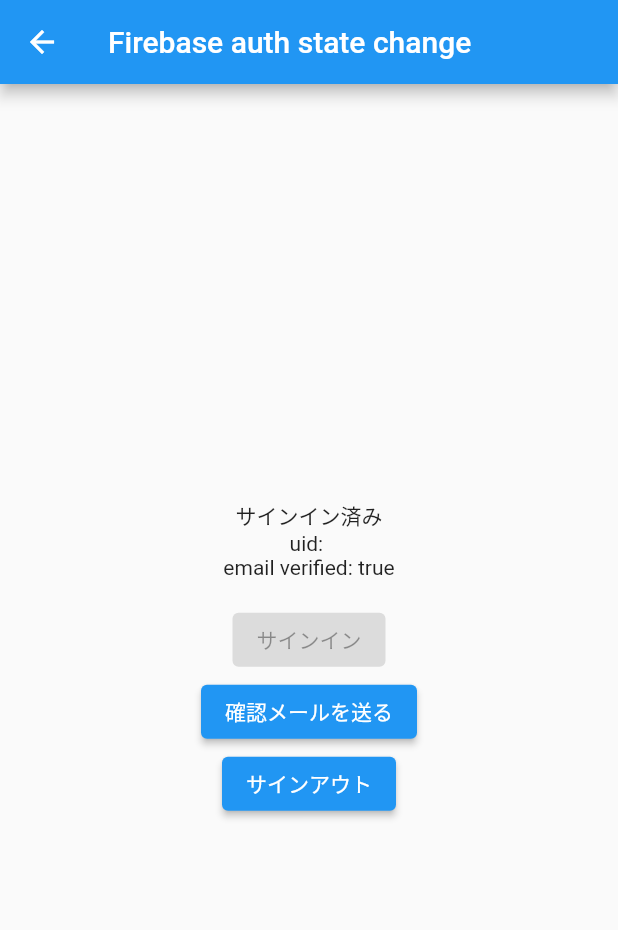
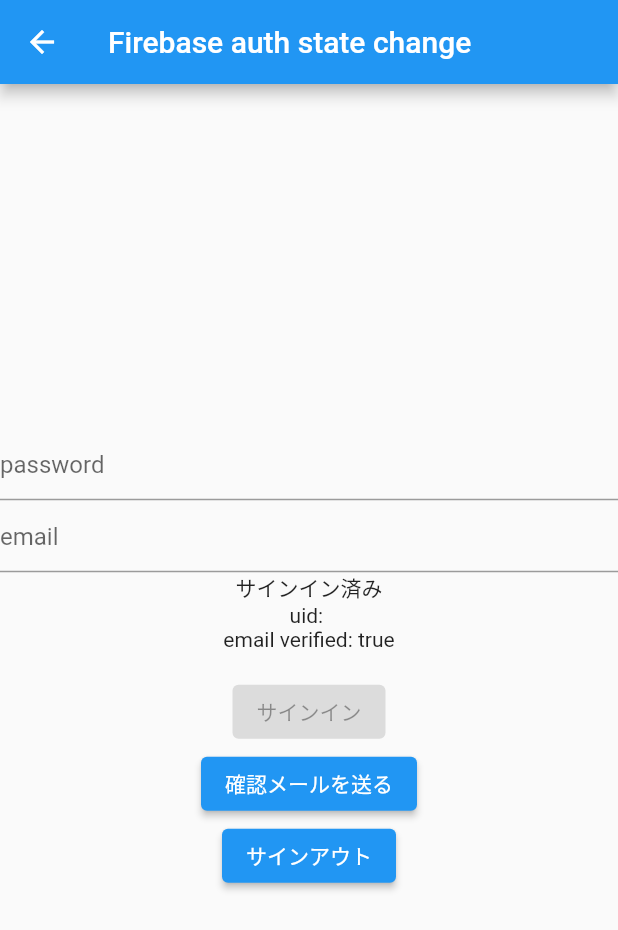
Before and after one commit to Zudah228/flutter_workspace, a Flutter app: the CheckEmailVerificationPage screen opened directly, on a phone screen of 412 x 824 dp. Shown: the top 930 px of the screen. Run offline on Flutter 3.47's test engine with Material 2 defaults, Android fonts, the phone set to English and light mode, and no system bars; our stand-ins replace cloud_firestore, firebase_auth, firebase_core, flutter_hooks, fluttertoast, freezed_annotation and 4 more; accounts and stored records are empty.

Commit message:
email check validation の値を、環境変数から入力に変更

```diff
--- a/lib/common/repositories/firebase_auth/firebase_auth.dart
+++ b/lib/common/repositories/firebase_auth/firebase_auth.dart
@@ -1,7 +1,5 @@
 import 'dart:async';
 
-// ignore: depend_on_referenced_packages
-import 'package:collection/collection.dart';
 import 'package:firebase_auth/firebase_auth.dart';
 import 'package:hooks_riverpod/hooks_riverpod.dart';
 
--- a/lib/pages/check_email_verification/auth_state_change.dart
+++ b/lib/pages/check_email_verification/auth_state_change.dart
@@ -1,7 +1,6 @@
 import 'dart:async';
 
 import 'package:firebase_auth/firebase_auth.dart';
-import 'package:flutter/scheduler.dart';
 import 'package:flutter_workspace/common/repositories/firebase_auth/firebase_auth.dart';
 import 'package:hooks_riverpod/hooks_riverpod.dart';
 
--- a/lib/pages/check_email_verification/check_email_verification_page.dart
+++ b/lib/pages/check_email_verification/check_email_verification_page.dart
@@ -7,9 +7,6 @@
 
 import 'auth_state_change.dart';
 
-const _email = String.fromEnvironment('EMAIL');
-const _password = String.fromEnvironment('PASSWORD');
-
 class CheckEmailVerificationPage extends HookConsumerWidget {
   const CheckEmailVerificationPage({Key? key}) : super(key: key);
   @override
@@ -17,6 +14,9 @@
     final auth = ref.read(firebaseAuthRepositoryProvider);
     final userNotifier = ref.watch(authStateChange.notifier);
     final user = ref.watch(authStateChange);
+
+    final email = useTextEditingController();
+    final password = useTextEditingController();
 
     useEffect(() {
       userNotifier();
@@ -30,6 +30,14 @@
           mainAxisAlignment: MainAxisAlignment.center,
           crossAxisAlignment: CrossAxisAlignment.center,
           children: [
+            TextField(
+              controller: email,
+              decoration: const InputDecoration(hintText: 'password'),
+            ),
+            TextField(
+              controller: password,
+              decoration: const InputDecoration(hintText: 'email'),
+            ),
             Text(user == null ? 'サインインしていない' : 'サインイン済み'),
             Text('uid: ${user?.uid}'),
             Text('email verified: ${user?.emailVerified}'),
@@ -44,14 +52,20 @@
                       // 新規作成→すでに存在→サインイン
                       try {
                         credential = await auth.createUserWithEmailAndPassword(
-                            _email, _password);
+                            email.text, password.text);
                       } on FirebaseException catch (e) {
                         if (e.code == 'email-already-in-use') {
                           credential = await auth.signInWithEmailAndPassword(
-                              _email, _password);
+                              email.text, password.text);
+                          return;
                         }
+                        rethrow;
+                      } on Exception catch (e) {
+                        context.showSnackBar(e.toString());
+                        print(e);
+                        return;
                       }
-                      context.showSnackBar('サインイン成功: ${credential?.user?.uid}');
+                      context.showSnackBar('サインイン成功: ${credential.user?.uid}');
                     },
               child: const Text('サインイン'),
             ),
```
